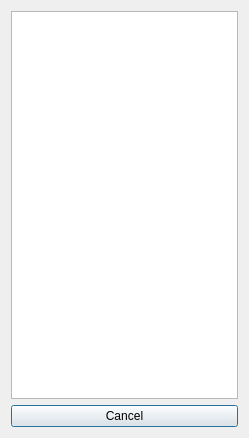
Above: contactpicker.ui from savoirfairelinux/jami-client-windows before the change. Below: the same form after it.
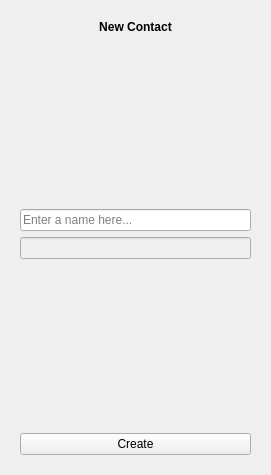
That is the form after the change. The open tabs and pages were chosen to show the change.

Commit message:
contact: refactor UI add to contact
- Merge ContactDialog and ContactPicker

Issue: #78235

What changed in the file:
```diff
--- a/contactpicker.ui
+++ b/contactpicker.ui
@@ -6,22 +6,133 @@
    <rect>
     <x>0</x>
     <y>0</y>
-    <width>249</width>
-    <height>438</height>
+    <width>271</width>
+    <height>475</height>
    </rect>
   </property>
   <property name="windowTitle">
    <string>Dialog</string>
   </property>
-  <layout class="QVBoxLayout" name="verticalLayout">
-   <item>
-    <widget class="QListView" name="contactView"/>
-   </item>
-   <item>
-    <widget class="QPushButton" name="cancelButton">
-     <property name="text">
-      <string>Cancel</string>
+  <layout class="QGridLayout" name="gridLayout">
+   <item row="0" column="0" colspan="2">
+    <widget class="QStackedWidget" name="stackedWidget">
+     <property name="currentIndex">
+      <number>0</number>
      </property>
+     <widget class="QWidget" name="page">
+      <layout class="QVBoxLayout" name="verticalLayout_2">
+       <item>
+        <widget class="QLabel" name="label_2">
+         <property name="font">
+          <font>
+           <weight>75</weight>
+           <bold>true</bold>
+          </font>
+         </property>
+         <property name="text">
+          <string>Existing Contact</string>
+         </property>
+         <property name="alignment">
+          <set>Qt::AlignCenter</set>
+         </property>
+        </widget>
+       </item>
+       <item>
+        <widget class="QLineEdit" name="searchBar">
+         <property name="placeholderText">
+          <string>Search...</string>
+         </property>
+         <property name="clearButtonEnabled">
+          <bool>true</bool>
+         </property>
+        </widget>
+       </item>
+       <item>
+        <widget class="QListView" name="contactView"/>
+       </item>
+       <item>
+        <widget class="QPushButton" name="createNewButton">
+         <property name="text">
+          <string>Create new contact</string>
+         </property>
+        </widget>
+       </item>
+      </layout>
+     </widget>
+     <widget class="QWidget" name="page_2">
+      <layout class="QVBoxLayout" name="verticalLayout_3">
+       <item>
+        <layout class="QVBoxLayout" name="verticalLayout">
+         <item>
+          <widget class="QLabel" name="label">
+           <property name="font">
+            <font>
+             <weight>75</weight>
+             <bold>true</bold>
+            </font>
+           </property>
+           <property name="text">
+            <string>New Contact</string>
+           </property>
+           <property name="alignment">
+            <set>Qt::AlignCenter</set>
+           </property>
+          </widget>
+         </item>
+         <item>
+          <spacer name="verticalSpacer">
+           <property name="orientation">
+            <enum>Qt::Vertical</enum>
+           </property>
+           <property name="sizeHint" stdset="0">
+            <size>
+             <width>20</width>
+             <height>40</height>
+            </size>
+           </property>
+          </spacer>
+         </item>
+         <item>
+          <widget class="QLineEdit" name="nameLineEdit">
+           <property name="placeholderText">
+            <string>Enter a name here...</string>
+           </property>
+          </widget>
+         </item>
+         <item>
+          <widget class="QLineEdit" name="numberLineEdit">
+           <property name="enabled">
+            <bool>false</bool>
+           </property>
+           <property name="alignment">
+            <set>Qt::AlignCenter</set>
+           </property>
+          </widget>
+         </item>
+         <item>
+          <spacer name="verticalSpacer_2">
+           <property name="orientation">
+            <enum>Qt::Vertical</enum>
+           </property>
+           <property name="sizeHint" stdset="0">
+            <size>
+             <width>20</width>
+             <height>40</height>
+            </size>
+           </property>
+          </spacer>
+         </item>
+         <item>
+          <widget class="QPushButton" name="okButton">
+           <property name="text">
+            <string>Create</string>
+           </property>
+          </widget>
+         </item>
+        </layout>
+       </item>
+      </layout>
+     </widget>
     </widget>
    </item>
   </layout>
```
The commit also changes 6 other files.
